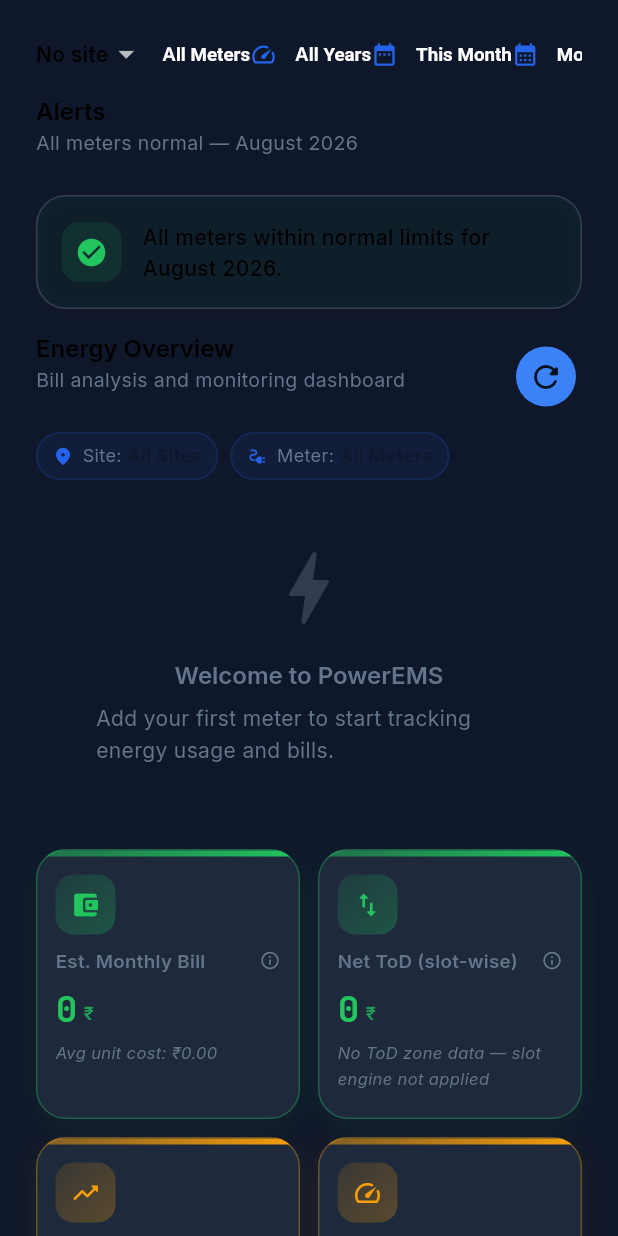
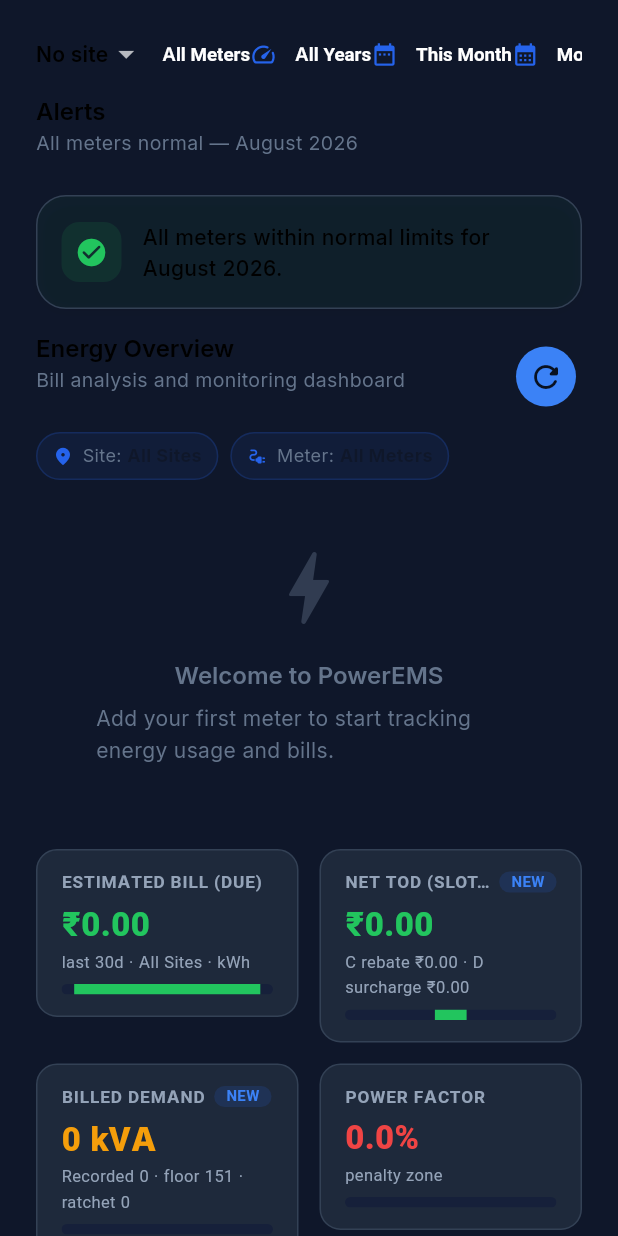
Before and after one commit to Vickskamble/Energy-Management-System, a Flutter app: the _DashboardContent widget shown alone on an empty page, opened directly with empty values, on a phone screen of 412 x 824 dp. Run offline on Flutter 3.47's test engine with Material 3 defaults, Android fonts, the phone set to English and light mode, and no system bars; our stand-ins replace decimal, file_picker, fl_chart, flutter_bloc, flutter_dotenv, flutter_local_notifications and 10 more; missing offline and left inert: cryptography, dart:js_interop, excel; accounts and stored records are empty; network calls fail.

Commit message:
feat: dashboard stat cards now clone the v1.2.5 trial HTML exactly — uppercase dim titles, NEW badges, 22px/800 tabular values, dim subs, 7px fill bars, Segoe UI stack, .g6 grid (min 168px, gap 14); Power Factor card restored (rebate/penalty/no-charge zones); all colors theme-aware for light+dark readability

```diff
--- a/lib/core/theme/app_colors.dart
+++ b/lib/core/theme/app_colors.dart
@@ -20,8 +20,10 @@
   // Backgrounds
   static const Color backgroundLight = Color(0xFFF8FAFC);
   static const Color surfaceLight = Color(0xFFFFFFFF);
+  static const Color surface2Light = Color(0xFFF1F5F9);
   static const Color backgroundDark = Color(0xFF0F172A);
   static const Color surfaceDark = Color(0xFF1E293B);
+  static const Color surface2Dark = Color(0xFF16203A);
 
   // Text
   static const Color textPrimary = Color(0xFF0F172A);
--- /dev/null
+++ b/lib/core/widgets/trial_kpi_card.dart
@@ -0,0 +1,135 @@
+import 'package:flutter/material.dart';
+import '../theme/app_colors.dart';
+
+/// Stat card cloned 1:1 from the v1.2.5 trial UI (powerems_v125_trial.html):
+/// uppercase dim title (11.5px, letter-spaced), optional NEW badge, 22px/800
+/// tabular value, 11px dim sub and a 7px fill bar. All colours resolve from
+/// the active theme so every text stays readable in light and dark mode.
+class TrialKpiCard extends StatelessWidget {
+  final String title;
+  final String value;
+  final String sub;
+  final Color color;
+  final double pct;
+  final bool badgeNew;
+
+  const TrialKpiCard({
+    super.key,
+    required this.title,
+    required this.value,
+    required this.sub,
+    required this.color,
+    required this.pct,
+    this.badgeNew = false,
+  });
+
+  @override
+  Widget build(BuildContext context) {
+    final dark = Theme.of(context).brightness == Brightness.dark;
+    final dim = dark ? AppColors.textDarkSecondary : AppColors.textSecondary;
+    final line = dark ? AppColors.borderDark : AppColors.borderLight;
+    final track = dark ? AppColors.surface2Dark : AppColors.surface2Light;
+    final badgeColor =
+        dark ? AppColors.primaryLight : AppColors.primaryDark;
+    final badgeBg =
+        AppColors.primary.withValues(alpha: 0.15);
+    const cardFont = 'Segoe UI';
+
+    return Container(
+      padding: const EdgeInsets.fromLTRB(16, 14, 16, 14),
+      decoration: BoxDecoration(
+        color: Theme.of(context).colorScheme.surface,
+        border: Border.all(color: line),
+        borderRadius: BorderRadius.circular(14),
+      ),
+      child: Column(
+        crossAxisAlignment: CrossAxisAlignment.start,
+        mainAxisSize: MainAxisSize.min,
+        children: [
+          Row(
+            crossAxisAlignment: CrossAxisAlignment.center,
+            children: [
+              Flexible(
+                child: Text(
+                  title.toUpperCase(),
+                  maxLines: 1,
+                  overflow: TextOverflow.ellipsis,
+                  style: TextStyle(
+                    fontFamily: cardFont,
+                    fontSize: 11.5,
+                    color: dim,
+                    fontWeight: FontWeight.w700,
+                    letterSpacing: 0.6,
+                    height: 1.2,
+                  ),
+                ),
+              ),
+              if (badgeNew) ...[
+                const SizedBox(width: 6),
+                Container(
+                  padding:
+                      const EdgeInsets.symmetric(horizontal: 8, vertical: 2),
+                  decoration: BoxDecoration(
+                    color: badgeBg,
+                    borderRadius: BorderRadius.circular(10),
+                  ),
+                  child: Text(
+                    'NEW',
+                    style: TextStyle(
+                      fontFamily: cardFont,
+                      fontSize: 10,
+                      color: badgeColor,
+                      fontWeight: FontWeight.w700,
+                      height: 1,
+                    ),
+                  ),
+                ),
+              ],
+            ],
+          ),
+          const SizedBox(height: 8),
+          Text(
+            value,
+            maxLines: 1,
+            overflow: TextOverflow.ellipsis,
+            style: TextStyle(
+              fontFamily: cardFont,
+              fontSize: 22,
+              fontWeight: FontWeight.w800,
+              color: color,
+              fontFeatures: const [FontFeature.tabularFigures()],
+              height: 1.15,
+            ),
+          ),
+          const SizedBox(height: 4),
+          Text(
+            sub,
+            style: TextStyle(
+              fontFamily: cardFont,
+              fontSize: 11,
+              color: dim,
+              height: 1.5,
+            ),
+          ),
+          const SizedBox(height: 6),
+          ClipRRect(
+            borderRadius: BorderRadius.circular(4),
+            child: SizedBox(
+              height: 7,
+              child: Stack(
+                fit: StackFit.expand,
+                children: [
+                  Container(color: track),
+                  FractionallySizedBox(
+                    widthFactor: (pct / 100).clamp(0.0, 1.0),
+                    child: Container(color: color),
+                  ),
+                ],
+              ),
+            ),
+          ),
+        ],
+      ),
+    );
+  }
+}
--- a/lib/presentation/pages/dashboard_page.dart
+++ b/lib/presentation/pages/dashboard_page.dart
@@ -3,15 +3,16 @@
 import 'package:flutter_bloc/flutter_bloc.dart';
 import 'package:intl/intl.dart';
 import '../../core/constants/app_constants.dart';
+import '../../core/config/app_config.dart';
 import '../../core/theme/app_colors.dart';
 import '../../core/theme/app_spacing.dart';
 import '../../core/theme/app_typography.dart';
 import '../../core/utils/notification_service.dart';
 import '../../core/widgets/app_card.dart';
-import '../../core/widgets/app_kpi_card.dart';
 import '../../core/widgets/app_section.dart';
 import '../../core/widgets/app_states.dart';
 import '../../core/widgets/month_filter_bar.dart';
+import '../../core/widgets/trial_kpi_card.dart';
 import '../../core/calculation/bill_breakdown.dart';
 import '../../core/calculation/bill_calculator.dart';
 import '../../core/calculation/bill_forecast.dart';
@@ -588,6 +589,60 @@
           ? e.mdRecorded * e.multiplyingFactor
           : s,
     );
+  }
+
+  double get _sitePowerFactor => _breakdown?.powerFactor ?? 0;
+
+  /// Sign-aware Indian-grouped money like the trial UI's `money()` helper:
+  /// ₹1,08,273.44 / −₹1,234.56.
+  String _money(double v) {
+    final nf = NumberFormat('#,##,##0.00', 'en_IN');
+    return (v < 0 ? '−₹' : '₹') + nf.format(v.abs());
+  }
+
+  /// Highest monthly demand in the 11 months before the visible period —
+  /// the same ratchet window the billing engine uses. Mirrors
+  /// [BillCalculator._ratchetPeak] so the Billed Demand card can show the
+  /// "· ratchet" part of the HTML trial card.
+  double _ratchetPeakKva(
+    List<EnergyLogEntity> logs,
+    List<EnergyLogEntity> ratchetLogs,
+  ) {
+    DateTime? latestMonth;
+    for (final log in logs) {
+      final m = DateTime(log.loggedAt.year, log.loggedAt.month);
+      if (latestMonth == null || m.isAfter(latestMonth)) latestMonth = m;
+    }
+    if (latestMonth == null) return 0;
+    final windowStart = DateTime(
+      latestMonth.year,
+      latestMonth.month - AppConstants.ratchetWindowMonths,
+      1,
+    );
+    final windowEnd = DateTime(latestMonth.year, latestMonth.month + 1, 1);
+    final monthlyMax = <int, double>{};
+    for (final log in ratchetLogs) {
+      if (log.loggedAt.isBefore(windowStart) ||
+          !log.loggedAt.isBefore(windowEnd)) {
+        continue;
+      }
+      final key = log.loggedAt.year * 12 + (log.loggedAt.month - 1);
+      final actualMd = log.mdRecorded * log.multiplyingFactor;
+      monthlyMax.update(
+        key,
+        (v) => actualMd > v ? actualMd : v,
+        ifAbsent: () => actualMd,
+      );
+    }
+    var peak = 0.0;
+    for (final v in monthlyMax.values) {
+      if (v > peak) peak = v;
+    }
+    final manual = AppConfig.precedingDemandKva.fold(
+      0.0,
+      (p, v) => v > p ? v : p,
+    );
+    return manual > peak ? manual : peak;
   }
 
   /// Distinct days in the visible period with any shift reading whose
@@ -961,67 +1016,60 @@
 
           _kpiGrid(
             cards: [
-              AppKpiCard(
-                title: _isDayMode ? 'Day Bill (est.)' : 'Est. Monthly Bill',
-                value: _siteEstimatedBill,
-                suffix: '₹',
-                icon: Icons.account_balance_wallet_rounded,
-                color: AppColors.kpiCost,
-                decimals: 0,
-                description: _isDayMode
-                    ? 'Demand charge excluded — avg unit cost: ₹${breakdown.averageUnitCost.toStringAsFixed(2)}'
-                    : '${_kpiMonthLabel}Avg unit cost: ₹${breakdown.averageUnitCost.toStringAsFixed(2)}',
-              ),
-              AppKpiCard(
+              TrialKpiCard(
+                title: 'Estimated bill (due)',
+                value: _money(_siteEstimatedBill),
+                sub: 'last 30d · ${_siteNames.length == 1 ? _siteNames.first : 'All Sites'} · ${AppConfig.billOnKvah ? 'kVAh' : 'kWh'}',
+                color: AppColors.success,
+                pct: 88,
+              ),
+              TrialKpiCard(
                 title: 'Net ToD (slot-wise)',
-                value: breakdown.todCharges,
-                suffix: '₹',
-                icon: Icons.swap_vert_rounded,
+                value: _money(breakdown.todCharges),
+                sub: 'C rebate ${_money(breakdown.todZoneCharges['C'] ?? 0)} · D surcharge ${_money(breakdown.todZoneCharges['D'] ?? 0)}',
                 color: breakdown.todCharges <= 0
                     ? AppColors.success
                     : AppColors.danger,
-                decimals: 0,
-                description: (breakdown.todZoneCharges['C'] ?? 0) == 0 &&
-                        (breakdown.todZoneCharges['D'] ?? 0) == 0
-                    ? 'No ToD zone data — slot engine not applied'
-                    : 'C rebate −₹${((breakdown.todZoneCharges['C'] ?? 0)).abs().toStringAsFixed(0)} · D surcharge +₹${(breakdown.todZoneCharges['D'] ?? 0).toStringAsFixed(0)}',
-              ),
-              AppKpiCard(
-                title: 'Billed Demand',
-                value: breakdown.billingDemand,
-                suffix: 'kVA',
-                icon: Icons.trending_up_rounded,
+                pct: 15,
+                badgeNew: true,
+              ),
+              TrialKpiCard(
+                title: 'Billed demand',
+                value: '${breakdown.billingDemand.round()} kVA',
+                sub: 'Recorded ${_siteMaxDemandPeak.round()} · floor ${(breakdown.contractDemand * AppConstants.billingDemandFloorPercent).round()} · ratchet ${(_ratchetPeakKva(periodLogs, entityLogs) * AppConstants.billingDemandFloorPercentOfRatchet).round()}',
                 color: AppColors.warning,
-                decimals: 1,
-                description:
-                    'Recorded ${_siteMaxDemandPeak.toStringAsFixed(1)} kVA · CD floor ${(breakdown.contractDemand * AppConstants.billingDemandFloorPercent).ceil().toStringAsFixed(0)} kVA',
-              ),
-              AppKpiCard(
-                title: 'Load Factor',
-                value: breakdown.loadFactor * 100,
-                suffix: '%',
-                icon: Icons.speed_rounded,
-                color:
-                    breakdown.loadFactor >= AppConstants.loadFactorThresholdGood
-                    ? AppColors.kpiEfficiency
+                pct: (breakdown.billingDemand / 5).clamp(0.0, 100.0),
+                badgeNew: true,
+              ),
+              TrialKpiCard(
+                title: 'Power factor',
+                value: '${(_sitePowerFactor * 100).toStringAsFixed(1)}%',
+                sub: _sitePowerFactor >= AppConstants.pfRebateThreshold
+                    ? 'rebate zone'
+                    : _sitePowerFactor < AppConstants.pfSurchargeThreshold
+                    ? 'penalty zone'
+                    : 'no charge',
+                color: _sitePowerFactor >= AppConstants.pfRebateThreshold
+                    ? AppColors.success
+                    : _sitePowerFactor < AppConstants.pfSurchargeThreshold
+                    ? AppColors.danger
                     : AppColors.warning,
-                decimals: 0,
-                description:
-                    breakdown.loadFactor >= AppConstants.loadFactorThresholdGood
-                    ? 'Efficient usage'
-                    : 'Improve load smoothing',
-              ),
-              AppKpiCard(
-                title: 'MD Breaches',
-                value: _mdBreachDays(periodLogs, breakdown).toDouble(),
-                suffix: 'days',
-                icon: Icons.warning_amber_rounded,
-                color: _mdBreachDays(periodLogs, breakdown) > 0
-                    ? AppColors.danger
-                    : AppColors.success,
-                decimals: 0,
-                description:
-                    'Shift MD above 95% CD · peak ${_siteMaxDemandPeak.toStringAsFixed(1)} kVA',
+                pct: (_sitePowerFactor * 100).clamp(0.0, 100.0),
+              ),
+              TrialKpiCard(
+                title: 'Load factor',
+                value: '${(breakdown.loadFactor * 100).round()}%',
+                sub: 'LF incentive 75% · sealing 15%',
+                color: AppColors.warning,
+                pct: (breakdown.loadFactor * 100).clamp(6.0, 100.0),
+              ),
+              TrialKpiCard(
+                title: 'MD breaches',
+                value: '${_mdBreachDays(periodLogs, breakdown)} days',
+                sub: 'shift MD > ${(breakdown.contractDemand * 0.95).round()} (95% CD) · peak ${_siteMaxDemandPeak.round()}',
+                color: AppColors.danger,
+                pct: 70,
+                badgeNew: true,
               ),
             ],
           ),
@@ -1293,19 +1341,18 @@
   Widget _kpiGrid({required List<Widget> cards}) {
     return LayoutBuilder(
       builder: (context, constraints) {
-        const spacing = 12.0;
-        final width = MediaQuery.of(context).size.width;
-        final columns = width < 600 ? 2 : 4;
+        const gap = 14.0;
+        final columns =
+            ((constraints.maxWidth + gap) / (168 + gap)).floor().clamp(1, 6);
         final cardWidth =
-            (constraints.maxWidth - spacing * (columns - 1)) / columns;
-        return GridView.count(
-          crossAxisCount: columns,
-          shrinkWrap: true,
-          physics: const NeverScrollableScrollPhysics(),
-          crossAxisSpacing: spacing,
-          mainAxisSpacing: spacing,
-          childAspectRatio: cardWidth / 180,
-          children: cards,
+            (constraints.maxWidth - gap * (columns - 1)) / columns;
+        return Wrap(
+          spacing: gap,
+          runSpacing: gap,
+          children: [
+            for (final card in cards)
+              SizedBox(width: cardWidth, child: card),
+          ],
         );
       },
     );
```
